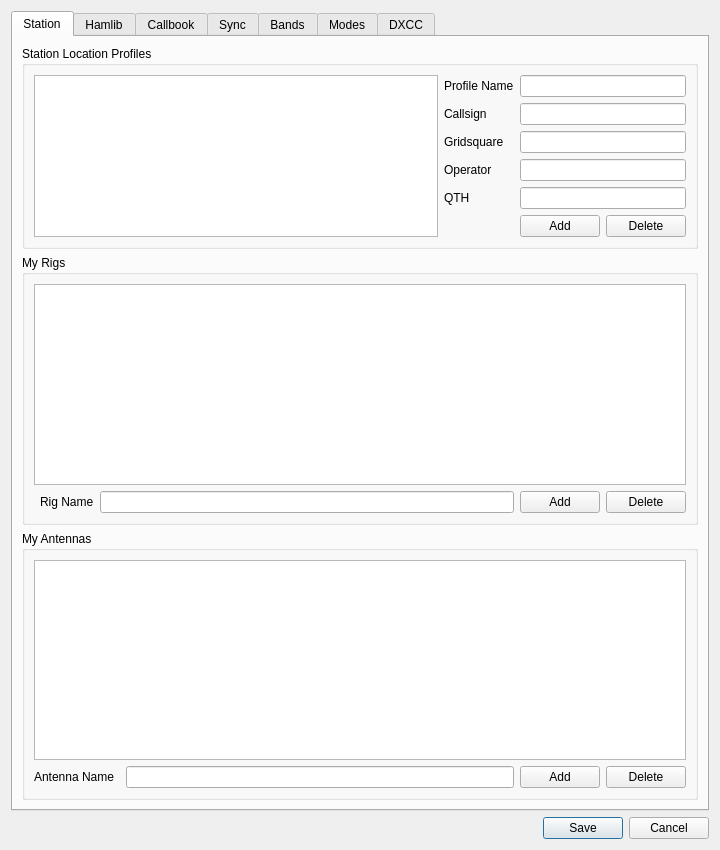
Above: ui/SettingsDialog.ui from k5mcd/QLog before the change. Below: the same form after it.
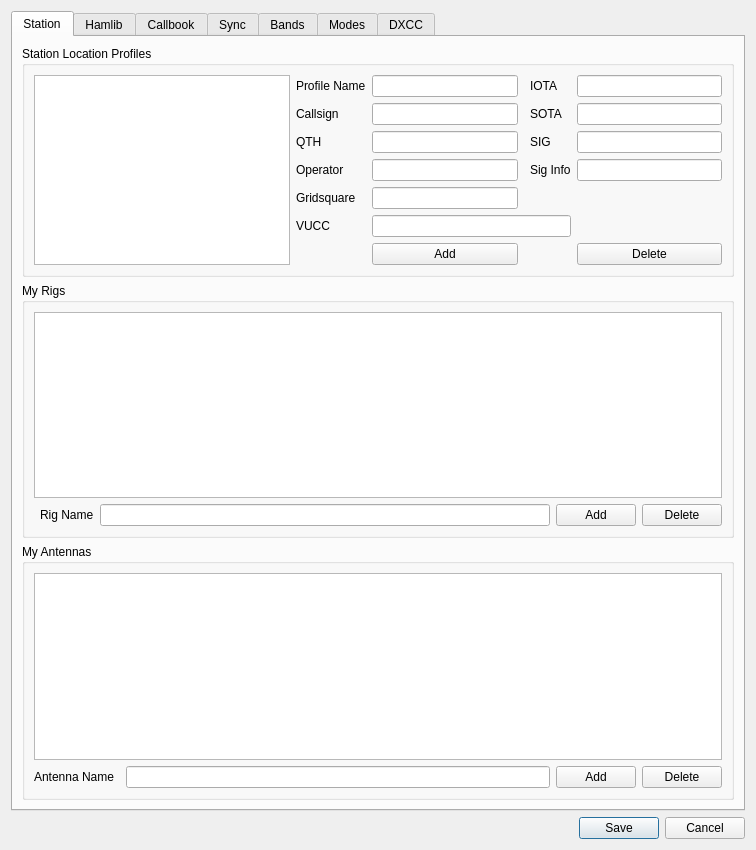
That is the form after the change. Icons and pictures are not drawn.

Commit message:
Station Profile: Added new fields - SOTA, IOTA, SIG, SIG_Info, VUCC
This commit breaks old Station Profiles - sorry

```diff
--- a/ui/SettingsDialog.ui
+++ b/ui/SettingsDialog.ui
@@ -6,7 +6,7 @@
    <rect>
     <x>0</x>
     <y>0</y>
-    <width>720</width>
+    <width>756</width>
     <height>850</height>
    </rect>
   </property>
@@ -40,10 +40,75 @@
           <string>Station Location Profiles</string>
          </property>
          <layout class="QGridLayout" name="gridLayout_4">
-          <item row="3" column="2" colspan="2">
-           <widget class="QLineEdit" name="operatorEdit">
+          <item row="2" column="5">
+           <widget class="QLineEdit" name="sigEdit">
             <property name="toolTip">
-             <string>Operator name (Optional parameter)</string>
+             <string>SIG (Optional parameter). Ex. WWFT or POTA</string>
+            </property>
+           </widget>
+          </item>
+          <item row="0" column="0" rowspan="7">
+           <widget class="QListView" name="profilesListView">
+            <property name="focusPolicy">
+             <enum>Qt::NoFocus</enum>
+            </property>
+            <property name="contextMenuPolicy">
+             <enum>Qt::NoContextMenu</enum>
+            </property>
+            <property name="toolTip">
+             <string>List of all available Station Profiles</string>
+            </property>
+            <property name="editTriggers">
+             <set>QAbstractItemView::NoEditTriggers</set>
+            </property>
+           </widget>
+          </item>
+          <item row="1" column="5">
+           <widget class="QLineEdit" name="sotaEdit">
+            <property name="toolTip">
+             <string>SOTA (Optional parameter)</string>
+            </property>
+           </widget>
+          </item>
+          <item row="1" column="1">
+           <widget class="QLabel" name="callsignLabel">
+            <property name="text">
+             <string>Callsign</string>
+            </property>
+           </widget>
+          </item>
+          <item row="6" column="5">
+           <widget class="QPushButton" name="deleteProfileButton">
+            <property name="text">
+             <string>Delete</string>
+            </property>
+           </widget>
+          </item>
+          <item row="1" column="4">
+           <widget class="QLabel" name="sotaLabel">
+            <property name="text">
+             <string>SOTA</string>
+            </property>
+           </widget>
+          </item>
+          <item row="3" column="4">
+           <widget class="QLabel" name="sigInfoLabel">
+            <property name="text">
+             <string>Sig Info</string>
+            </property>
+           </widget>
+          </item>
+          <item row="2" column="4">
+           <widget class="QLabel" name="sigLabel">
+            <property name="text">
+             <string>SIG</string>
+            </property>
+           </widget>
+          </item>
+          <item row="0" column="4">
+           <widget class="QLabel" name="iotaLabel">
+            <property name="text">
+             <string>IOTA</string>
             </property>
            </widget>
           </item>
@@ -54,17 +119,79 @@
             </property>
            </widget>
           </item>
-          <item row="2" column="2" colspan="2">
+          <item row="3" column="1">
+           <widget class="QLabel" name="operatorLabel">
+            <property name="text">
+             <string>Operator</string>
+            </property>
+           </widget>
+          </item>
+          <item row="0" column="5">
+           <widget class="QLineEdit" name="iotaEdit">
+            <property name="toolTip">
+             <string>IOTA  (Optional parameter)</string>
+            </property>
+           </widget>
+          </item>
+          <item row="3" column="5">
+           <widget class="QLineEdit" name="sigInfoEdit">
+            <property name="toolTip">
+             <string>SIG Information (Optional parameter)</string>
+            </property>
+            <property name="text">
+             <string/>
+            </property>
+           </widget>
+          </item>
+          <item row="5" column="1">
+           <widget class="QLabel" name="vuccLabel">
+            <property name="text">
+             <string>VUCC</string>
+            </property>
+           </widget>
+          </item>
+          <item row="2" column="1">
+           <widget class="QLabel" name="qthLabel">
+            <property name="text">
+             <string>QTH</string>
+            </property>
+           </widget>
+          </item>
+          <item row="4" column="1">
+           <widget class="QLabel" name="locatorLabel">
+            <property name="text">
+             <string>Gridsquare</string>
+            </property>
+           </widget>
+          </item>
+          <item row="4" column="2">
            <widget class="QLineEdit" name="locatorEdit">
             <property name="toolTip">
              <string>Station Gridsquare (Mandatory parameter)</string>
             </property>
+            <property name="text">
+             <string/>
+            </property>
             <property name="maxLength">
              <number>12</number>
             </property>
            </widget>
           </item>
-          <item row="1" column="2" colspan="2">
+          <item row="2" column="2">
+           <widget class="QLineEdit" name="qthEdit">
+            <property name="toolTip">
+             <string>QTH Name (Optional parameter)</string>
+            </property>
+           </widget>
+          </item>
+          <item row="3" column="2">
+           <widget class="QLineEdit" name="operatorEdit">
+            <property name="toolTip">
+             <string>Operator name (Optional parameter)</string>
+            </property>
+           </widget>
+          </item>
+          <item row="1" column="2">
            <widget class="QLineEdit" name="callsignEdit">
             <property name="toolTip">
              <string>Callsign (Mandatory parameter)</string>
@@ -77,75 +204,27 @@
             </property>
            </widget>
           </item>
-          <item row="3" column="1">
-           <widget class="QLabel" name="operatorLabel">
-            <property name="text">
-             <string>Operator</string>
-            </property>
-           </widget>
-          </item>
-          <item row="5" column="3">
-           <widget class="QPushButton" name="deleteProfileButton">
-            <property name="text">
-             <string>Delete</string>
-            </property>
-           </widget>
-          </item>
-          <item row="2" column="1">
-           <widget class="QLabel" name="locatorLabel">
-            <property name="text">
-             <string>Gridsquare</string>
-            </property>
-           </widget>
-          </item>
-          <item row="0" column="0" rowspan="6">
-           <widget class="QListView" name="profilesListView">
-            <property name="focusPolicy">
-             <enum>Qt::NoFocus</enum>
-            </property>
-            <property name="contextMenuPolicy">
-             <enum>Qt::NoContextMenu</enum>
-            </property>
-            <property name="toolTip">
-             <string>List of all available Station Profiles</string>
-            </property>
-            <property name="editTriggers">
-             <set>QAbstractItemView::NoEditTriggers</set>
-            </property>
-           </widget>
-          </item>
-          <item row="4" column="1">
-           <widget class="QLabel" name="qthLabel">
-            <property name="text">
-             <string>QTH</string>
-            </property>
-           </widget>
-          </item>
-          <item row="0" column="2" colspan="2">
+          <item row="0" column="2">
            <widget class="QLineEdit" name="profileEdit">
             <property name="toolTip">
              <string>Profile name that is used as the alias for the call sign, locator, operator name, and QTH (required parameter) </string>
             </property>
            </widget>
           </item>
-          <item row="4" column="2" colspan="2">
-           <widget class="QLineEdit" name="qthEdit">
-            <property name="toolTip">
-             <string>QTH Name (Optional parameter)</string>
-            </property>
-           </widget>
-          </item>
-          <item row="5" column="2">
+          <item row="6" column="2">
            <widget class="QPushButton" name="addProfileButton">
             <property name="text">
              <string>Add</string>
             </property>
            </widget>
           </item>
-          <item row="1" column="1">
-           <widget class="QLabel" name="callsignLabel">
+          <item row="5" column="2" colspan="3">
+           <widget class="QLineEdit" name="vuccEdit">
+            <property name="toolTip">
+             <string>VUCC  Grids (Optional parameter). Ex. EN98,FM08,EM97,FM07</string>
+            </property>
             <property name="text">
-             <string>Callsign</string>
+             <string/>
             </property>
            </widget>
           </item>
```
Left out of the diff: 119 changed lines with no effect on the pictures. The commit also changes 7 other files.
